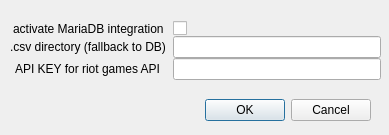
This is src/visuals/ui/forms/settings.ui in future-gadget-lab-de/league_scrim_analytics_suite as Qt 5 draws it before an edit. The edited form follows.
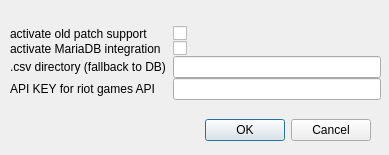
This is the edited form.

Patch:
```diff
--- a/src/visuals/ui/forms/settings.ui
+++ b/src/visuals/ui/forms/settings.ui
@@ -7,7 +7,7 @@
     <x>0</x>
     <y>0</y>
     <width>389</width>
-    <height>135</height>
+    <height>155</height>
    </rect>
   </property>
   <property name="windowTitle">
@@ -17,7 +17,7 @@
    <property name="geometry">
     <rect>
      <x>160</x>
-     <y>90</y>
+     <y>110</y>
      <width>211</width>
      <height>41</height>
     </rect>
@@ -35,7 +35,7 @@
      <x>10</x>
      <y>10</y>
      <width>371</width>
-     <height>81</height>
+     <height>105</height>
     </rect>
    </property>
    <layout class="QFormLayout" name="formLayout">
@@ -43,7 +43,7 @@
      <enum>QFormLayout::FieldGrowthPolicy::AllNonFixedFieldsGrow</enum>
     </property>
     <property name="labelAlignment">
-     <set>Qt::AlignmentFlag::AlignCenter</set>
+     <set>Qt::AlignmentFlag::AlignLeading|Qt::AlignmentFlag::AlignLeft|Qt::AlignmentFlag::AlignVCenter</set>
     </property>
     <property name="formAlignment">
      <set>Qt::AlignmentFlag::AlignCenter</set>
@@ -57,40 +57,54 @@
     <property name="leftMargin">
      <number>0</number>
     </property>
-    <item row="0" column="0">
+    <item row="1" column="0">
      <widget class="QLabel" name="label_mariadb_activated">
       <property name="text">
        <string>activate MariaDB integration</string>
       </property>
      </widget>
     </item>
-    <item row="0" column="1">
+    <item row="1" column="1">
      <widget class="QCheckBox" name="checkbox_mariadb_activated">
       <property name="text">
        <string notr="true"/>
       </property>
      </widget>
     </item>
-    <item row="1" column="0">
+    <item row="2" column="0">
      <widget class="QLabel" name="label_csv_path">
       <property name="text">
        <string>.csv directory (fallback to DB)</string>
       </property>
      </widget>
     </item>
-    <item row="1" column="1">
+    <item row="2" column="1">
      <widget class="QLineEdit" name="lineEdit_csv_path"/>
     </item>
-    <item row="2" column="0">
+    <item row="3" column="0">
      <widget class="QLabel" name="label_API">
       <property name="text">
        <string>API KEY for riot games API</string>
       </property>
      </widget>
     </item>
-    <item row="2" column="1">
+    <item row="3" column="1">
      <widget class="QLineEdit" name="lineEdit_API"/>
     </item>
+    <item row="0" column="0">
+     <widget class="QLabel" name="label_old_patch">
+      <property name="text">
+       <string>activate old patch support</string>
+      </property>
+     </widget>
+    </item>
+    <item row="0" column="1">
+     <widget class="QCheckBox" name="checkBox_old_patch">
+      <property name="text">
+       <string/>
+      </property>
+     </widget>
+    </item>
    </layout>
   </widget>
  </widget>
```
